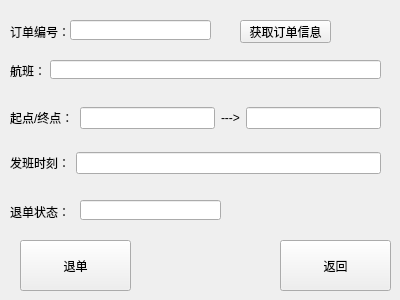
Old version of the form src/UI/widgets/orderdestroyerwidget.ui in the repository 3944Realms/AirLife.
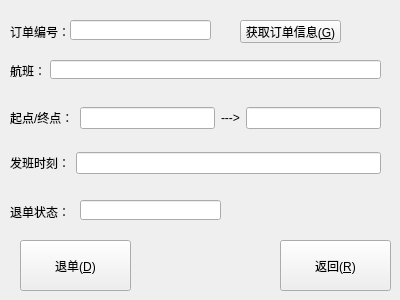
New version of the form. Icons and pictures are not drawn.

Commit message: 修正部分，并添加部分按钮Alt快捷键，以及取消、返回按钮功能实装

Diff of the .ui file:
```diff
--- a/src/UI/widgets/orderdestroyerwidget.ui
+++ b/src/UI/widgets/orderdestroyerwidget.ui
@@ -139,12 +139,12 @@
     <rect>
      <x>240</x>
      <y>20</y>
-     <width>91</width>
+     <width>101</width>
      <height>23</height>
     </rect>
    </property>
    <property name="text">
-    <string>获取订单信息</string>
+    <string>获取订单信息(&amp;G)</string>
    </property>
   </widget>
   <widget class="QPushButton" name="airLifeBackPushButton">
@@ -157,7 +157,7 @@
     </rect>
    </property>
    <property name="text">
-    <string>返回</string>
+    <string>返回(&amp;R)</string>
    </property>
   </widget>
   <widget class="QPushButton" name="airLifeChargebackPushButton">
@@ -170,7 +170,7 @@
     </rect>
    </property>
    <property name="text">
-    <string>退单</string>
+    <string>退单(&amp;D)</string>
    </property>
   </widget>
   <widget class="QLineEdit" name="airLifeChargebackStatusLineEdit">
```
The commit also changes 56 other files.
